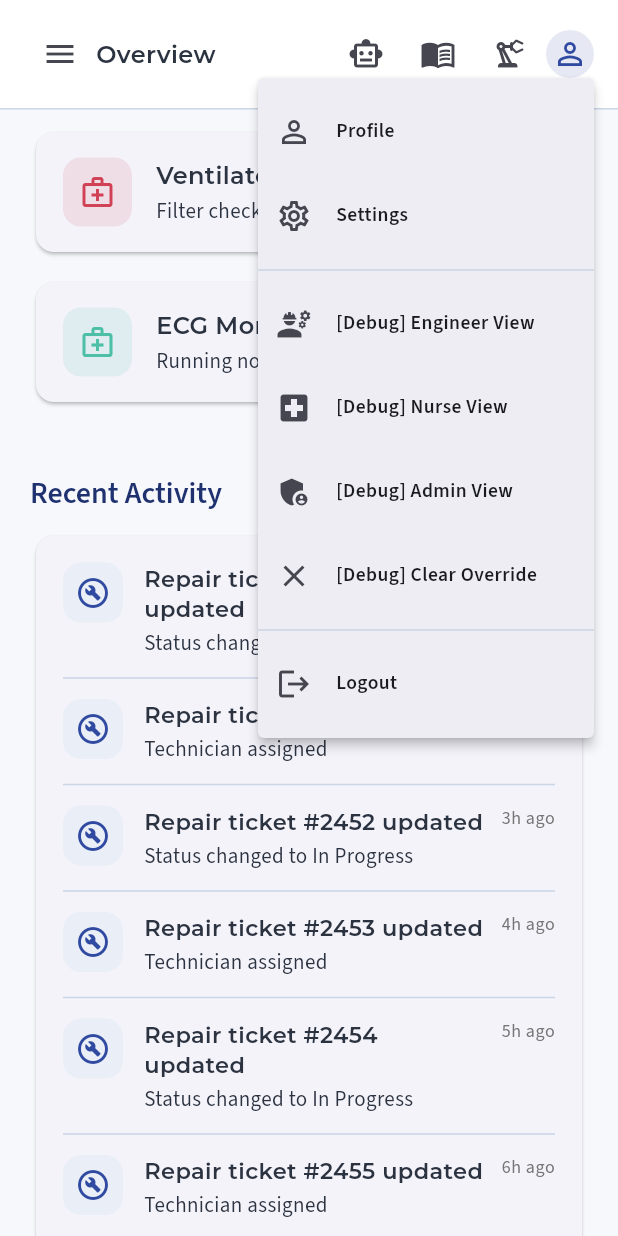
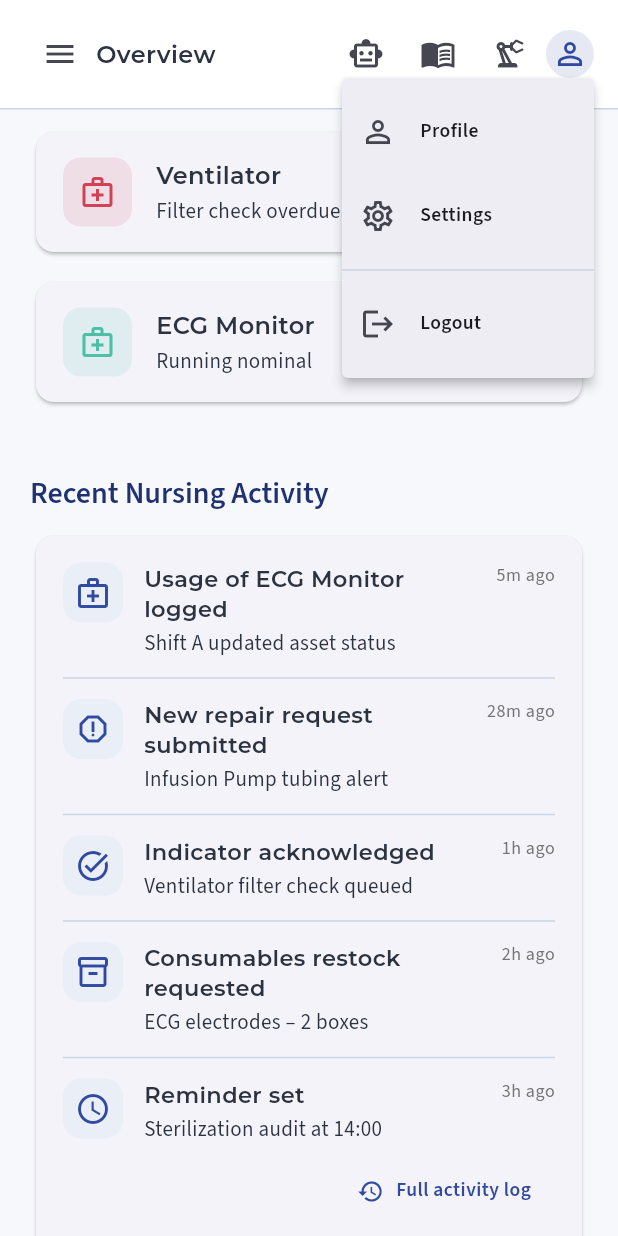
Before and after one commit to wabedrick/user-cent-med-app, a Flutter app: the NurseDashboardScreen screen opened directly, scrolled down 576 dp, after a tap on the "person outline" icon, on a phone screen of 412 x 824 dp. Run offline on Flutter 3.47's test engine with Material 3 defaults, Android fonts, the phone set to English and light mode, and no system bars; our stand-ins replace cloud_firestore, cloud_functions, connectivity_plus, file_picker, firebase_auth, firebase_core and 7 more; accounts and stored records are empty.

Commit message:
Some changes in the Nurse and Engineer Account sections and also a change in the Nurse Dashboard

```diff
--- a/lib/dashboard/engineer_dashboard.dart
+++ b/lib/dashboard/engineer_dashboard.dart
@@ -3,7 +3,6 @@ import 'package:flutter_riverpod/flutter_riverpod.dart';
 import 'package:google_fonts/google_fonts.dart';
 import 'package:firebase_auth/firebase_auth.dart';
 import '../theme.dart';
-import '../main.dart' show debugRoleOverrideProvider; // Auth screens split
 import '../auth/sign_in_screen.dart';
 // Removed shared DashboardShell; using dedicated header + sidebar for Engineer
 import '../repositories/repair_requests_repository.dart';
@@ -843,20 +842,11 @@ class _EngineerProfileMenu extends ConsumerWidget {
   Widget build(BuildContext context, WidgetRef ref) {
     final email = FirebaseAuth.instance.currentUser?.email;
     final initial = (email != null && email.isNotEmpty) ? email.characters.first.toUpperCase() : null;
-    return PopupMenuButton<String>(
+  return PopupMenuButton<String>(
       tooltip: 'Account',
       position: PopupMenuPosition.under,
       onSelected: (value) async {
-        if (value == 'debug_nurse') {
-          ref.read(debugRoleOverrideProvider).setRole('nurse');
-          return;
-        } else if (value == 'debug_admin') {
-          ref.read(debugRoleOverrideProvider).setRole('admin');
-          return;
-        } else if (value == 'debug_clear') {
-          ref.read(debugRoleOverrideProvider).clear();
-          return;
-        } else if (value == 'logout') {
+        if (value == 'logout') {
           try {
             await FirebaseAuth.instance.signOut();
             if (!context.mounted) return;
@@ -875,10 +865,6 @@ class _EngineerProfileMenu extends ConsumerWidget {
         PopupMenuItem(value: 'profile', child: ListTile(leading: Icon(Icons.person_outline), title: Text('Profile'))),
         PopupMenuItem(value: 'settings', child: ListTile(leading: Icon(Icons.settings_outlined), title: Text('Settings'))),
         PopupMenuDivider(),
-        PopupMenuItem(value: 'debug_nurse', child: ListTile(leading: Icon(Icons.local_hospital), title: Text('[Debug] Nurse View'))),
-        PopupMenuItem(value: 'debug_admin', child: ListTile(leading: Icon(Icons.admin_panel_settings), title: Text('[Debug] Admin View'))),
-        PopupMenuItem(value: 'debug_clear', child: ListTile(leading: Icon(Icons.clear), title: Text('[Debug] Clear Override'))),
-        PopupMenuDivider(),
         PopupMenuItem(value: 'logout', child: ListTile(leading: Icon(Icons.logout), title: Text('Logout'))),
       ],
       child: CircleAvatar(
--- a/lib/dashboard/nurse_dashboard.dart
+++ b/lib/dashboard/nurse_dashboard.dart
@@ -3,7 +3,6 @@ import 'package:flutter_riverpod/flutter_riverpod.dart';
 import 'package:google_fonts/google_fonts.dart';
 import 'package:firebase_auth/firebase_auth.dart';
 import '../theme.dart';
-import '../main.dart' show debugRoleOverrideProvider; // Auth screens split
 import '../auth/sign_in_screen.dart';
 // Removed shared DashboardShell; using dedicated header + sidebar for Nurse
 import '../repositories/repair_requests_repository.dart';
@@ -55,7 +54,8 @@ class _NurseDashboardScreenState extends ConsumerState<NurseDashboardScreen> {
 
   @override
   Widget build(BuildContext context) {
-    final titles = const ['Overview', 'Requests', 'History', 'Profile'];
+    // Nurse has a dedicated Tasks tab distinct from Engineer
+    final titles = const ['Overview', 'Requests', 'Tasks', 'History', 'Profile'];
     final title = titles[(tab >= 0 && tab < titles.length) ? tab : 0];
     final width = MediaQuery.of(context).size.width;
     final isNarrow = width < 900;
@@ -118,10 +118,10 @@ class _NurseBody extends ConsumerWidget {
       return stats.when(
         data: (s) {
           final cards = [
-            _StatCard(label: 'Assigned', value: s.assigned.toString(), icon: Icons.assignment_turned_in_outlined, color: AppColors.primary),
-            _StatCard(label: 'Due Soon', value: s.dueSoon.toString(), icon: Icons.watch_later_outlined, color: AppColors.warning),
-            _StatCard(label: 'Overdue', value: s.overdue.toString(), icon: Icons.error_outline, color: AppColors.error),
-            _StatCard(label: 'Resolved Today', value: s.resolvedToday.toString(), icon: Icons.task_alt, color: AppColors.success),
+            _StatCard(label: 'Assigned', value: s.assigned.toString(), icon: Icons.local_hospital_outlined, color: AppColors.primary),
+            _StatCard(label: 'Due Soon', value: s.dueSoon.toString(), icon: Icons.schedule, color: AppColors.warning),
+            _StatCard(label: 'Overdue', value: s.overdue.toString(), icon: Icons.priority_high_outlined, color: AppColors.error),
+            _StatCard(label: 'Resolved Today', value: s.resolvedToday.toString(), icon: Icons.check_circle_outline, color: AppColors.success),
           ];
           List<Widget> rows = [];
           for (var i = 0; i < cards.length; i += 2) {
@@ -184,13 +184,13 @@ class _NurseBody extends ConsumerWidget {
               children: [
                 Text('Equipment Attention', style: Theme.of(context).textTheme.titleLarge),
                 const Spacer(),
-                TextButton.icon(onPressed: () {}, icon: const Icon(Icons.refresh), label: const Text('Refresh')),
+                TextButton.icon(onPressed: () => ref.invalidate(nurseTasksProvider), icon: const Icon(Icons.refresh), label: const Text('Refresh')),
               ],
             ),
             const SizedBox(height: 12),
             tasksList(),
             const SizedBox(height: 44),
-            Text('Recent Activity', style: Theme.of(context).textTheme.titleLarge),
+            Text('Recent Nursing Activity', style: Theme.of(context).textTheme.titleLarge),
             const SizedBox(height: 12),
             _RecentActivityList(isWide: isWide),
             const SizedBox(height: 96),
@@ -211,8 +211,10 @@ class _NurseBody extends ConsumerWidget {
       case 1:
         return const _RequestsTab();
       case 2:
+        return const _NurseTasksTab();
+      case 3:
         return placeholder('History');
-      case 3:
+      case 4:
         return placeholder('Profile');
       default:
         return overview();
@@ -263,6 +265,54 @@ class _RequestsTab extends ConsumerWidget {
             },
             loading: () => const Center(child: CircularProgressIndicator()),
             error: (e, _) => _ErrorInline(message: friendlyMessageFor(e), onRetry: () => ref.invalidate(myRepairRequestsProvider(user.uid))),
+          ),
+        ),
+      ],
+    );
+  }
+}
+
+class _NurseTasksTab extends ConsumerWidget {
+  const _NurseTasksTab();
+  @override
+  Widget build(BuildContext context, WidgetRef ref) {
+    final tasks = ref.watch(nurseTasksProvider);
+    return Column(
+      crossAxisAlignment: CrossAxisAlignment.start,
+      children: [
+        Padding(
+          padding: const EdgeInsets.fromLTRB(20, 20, 20, 8),
+          child: Row(
+            children: [
+              Text('My Tasks', style: Theme.of(context).textTheme.titleLarge),
+              const Spacer(),
+              SegmentedButton<Urgency>(
+                segments: const [
+                  ButtonSegment(value: Urgency.low, label: Text('Low')),
+                  ButtonSegment(value: Urgency.medium, label: Text('Med')),
+                  ButtonSegment(value: Urgency.high, label: Text('High')),
+                ],
+                selected: const <Urgency>{Urgency.low, Urgency.medium, Urgency.high},
+                onSelectionChanged: (_) {},
+              ),
+            ],
+          ),
+        ),
+        Expanded(
+          child: tasks.when(
+            data: (list) {
+              if (list.isEmpty) {
+                return const _EmptyState(icon: Icons.task_alt, title: 'No Tasks', message: 'Nothing assigned at the moment.');
+              }
+              return ListView.separated(
+                padding: const EdgeInsets.symmetric(horizontal: 20, vertical: 12),
+                itemCount: list.length,
+                separatorBuilder: (_, __) => const SizedBox(height: 12),
+                itemBuilder: (ctx, i) => _TaskTile(item: list[i]),
+              );
+            },
+            loading: () => const Center(child: CircularProgressIndicator()),
+            error: (e, _) => _ErrorInline(message: friendlyMessageFor(e), onRetry: () => ref.invalidate(nurseTasksProvider)),
           ),
         ),
       ],
@@ -372,18 +422,19 @@ class _NewRequestDialogState extends ConsumerState<_NewRequestDialog> {
             if (!_formKey.currentState!.validate()) return;
             final user = FirebaseAuth.instance.currentUser;
             if (user == null) return;
-            final messenger = ScaffoldMessenger.of(context);
-            final navigator = Navigator.of(context);
             try {
               await ref.read(repairRequestsRepositoryProvider).create(
                     equipmentId: _equipmentId ?? '',
                     reportedByUserId: user.uid,
                     description: _descCtrl.text.trim(),
                   );
-              if (!mounted) return;
+              if (!context.mounted) return;
+              final navigator = Navigator.of(context);
+              final messenger = ScaffoldMessenger.of(context);
               navigator.pop();
               messenger.showSnackBar(const SnackBar(content: Text('Request created')));
             } catch (e) {
+              if (!context.mounted) return;
               showFriendlyError(context, e, fallback: 'Could not submit.');
             }
           },
@@ -549,15 +600,38 @@ class _RecentActivityList extends StatelessWidget {
   const _RecentActivityList({required this.isWide});
   @override
   Widget build(BuildContext context) {
-    final entries = List.generate(
-      6,
-      (i) => _ActivityEntry(
-        icon: Icons.build_circle_outlined,
-        title: 'Repair ticket #${2450 + i} updated',
-        time: '${i + 1}h ago',
-        detail: i.isEven ? 'Status changed to In Progress' : 'Technician assigned',
+    final entries = <_ActivityEntry>[
+      _ActivityEntry(
+        icon: Icons.medical_services_outlined,
+        title: 'Usage of ECG Monitor logged',
+        time: '5m ago',
+        detail: 'Shift A updated asset status',
       ),
-    );
+      _ActivityEntry(
+        icon: Icons.report_gmailerrorred_outlined,
+        title: 'New repair request submitted',
+        time: '28m ago',
+        detail: 'Infusion Pump tubing alert',
+      ),
+      _ActivityEntry(
+        icon: Icons.task_alt,
+        title: 'Indicator acknowledged',
+        time: '1h ago',
+        detail: 'Ventilator filter check queued',
+      ),
+      _ActivityEntry(
+        icon: Icons.inventory_2_outlined,
+        title: 'Consumables restock requested',
+        time: '2h ago',
+        detail: 'ECG electrodes – 2 boxes',
+      ),
+      _ActivityEntry(
+        icon: Icons.schedule,
+        title: 'Reminder set',
+        time: '3h ago',
+        detail: 'Sterilization audit at 14:00',
+      ),
+    ];
     return Card(
       child: Padding(
         padding: const EdgeInsets.all(18),
@@ -787,16 +861,7 @@ class _ProfileMenu extends ConsumerWidget {
       tooltip: 'Account',
       position: PopupMenuPosition.under,
       onSelected: (value) async {
-        if (value == 'debug_engineer') {
-          ref.read(debugRoleOverrideProvider).setRole('engineer');
-          return;
-        } else if (value == 'debug_admin') {
-          ref.read(debugRoleOverrideProvider).setRole('admin');
-          return;
-        } else if (value == 'debug_clear') {
-          ref.read(debugRoleOverrideProvider).clear();
-          return;
-        } else if (value == 'logout') {
+        if (value == 'logout') {
           try {
             await FirebaseAuth.instance.signOut();
             if (!context.mounted) return;
@@ -811,17 +876,11 @@ class _ProfileMenu extends ConsumerWidget {
           }
         }
       },
-      itemBuilder: (ctx) => [
-        const PopupMenuItem(value: 'profile', child: ListTile(leading: Icon(Icons.person_outline), title: Text('Profile'))),
-        const PopupMenuItem(value: 'settings', child: ListTile(leading: Icon(Icons.settings_outlined), title: Text('Settings'))),
-        const PopupMenuDivider(),
-        // Debug role switching (local override)
-        const PopupMenuItem(value: 'debug_engineer', child: ListTile(leading: Icon(Icons.engineering), title: Text('[Debug] Engineer View'))),
-        const PopupMenuItem(value: 'debug_nurse', child: ListTile(leading: Icon(Icons.local_hospital), title: Text('[Debug] Nurse View'))),
-        const PopupMenuItem(value: 'debug_admin', child: ListTile(leading: Icon(Icons.admin_panel_settings), title: Text('[Debug] Admin View'))),
-        const PopupMenuItem(value: 'debug_clear', child: ListTile(leading: Icon(Icons.clear), title: Text('[Debug] Clear Override'))),
-        const PopupMenuDivider(),
-        const PopupMenuItem(value: 'logout', child: ListTile(leading: Icon(Icons.logout), title: Text('Logout'))),
+      itemBuilder: (ctx) => const [
+        PopupMenuItem(value: 'profile', child: ListTile(leading: Icon(Icons.person_outline), title: Text('Profile'))),
+        PopupMenuItem(value: 'settings', child: ListTile(leading: Icon(Icons.settings_outlined), title: Text('Settings'))),
+        PopupMenuDivider(),
+        PopupMenuItem(value: 'logout', child: ListTile(leading: Icon(Icons.logout), title: Text('Logout'))),
       ],
       child: CircleAvatar(
         radius: 16,
@@ -916,8 +975,8 @@ class _NurseSideNav extends StatelessWidget {
   Widget build(BuildContext context) {
     final items = const [
       _SideItem(Icons.dashboard_outlined, 'Overview'),
-      _SideItem(Icons.build_outlined, 'Requests'),
-      _SideItem(Icons.event_available_outlined, 'Maintenance'),
+      _SideItem(Icons.report_gmailerrorred_outlined, 'Requests'),
+      _SideItem(Icons.checklist_outlined, 'Tasks'),
       _SideItem(Icons.history, 'History'),
       _SideItem(Icons.person_outline, 'Profile'),
       _SideItem(Icons.menu_book_outlined, 'Knowledge'),
@@ -946,8 +1005,6 @@ class _NurseSideNav extends StatelessWidget {
                 Navigator.of(context).pushNamed('/equipment');
               } else if (it.label == 'Knowledge') {
                 Navigator.of(context).pushNamed('/knowledge');
-              } else if (it.label == 'Maintenance') {
-                Navigator.of(context).pushNamed('/maintenance');
               } else {
                 onSelect(idx);
               }
```
